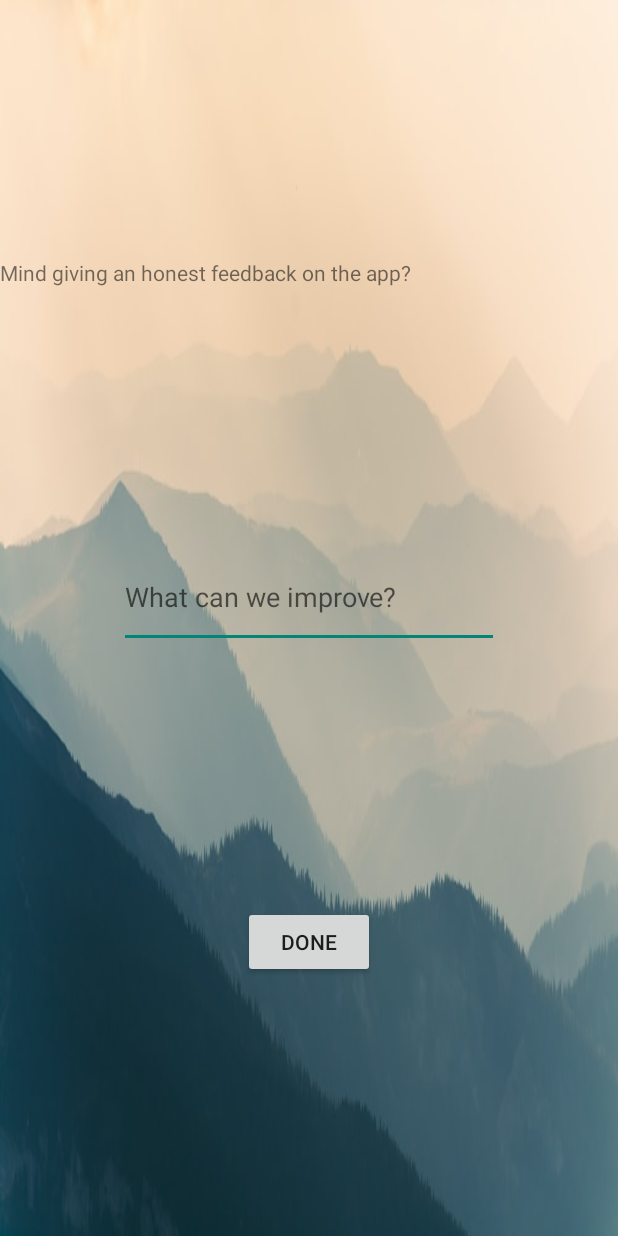
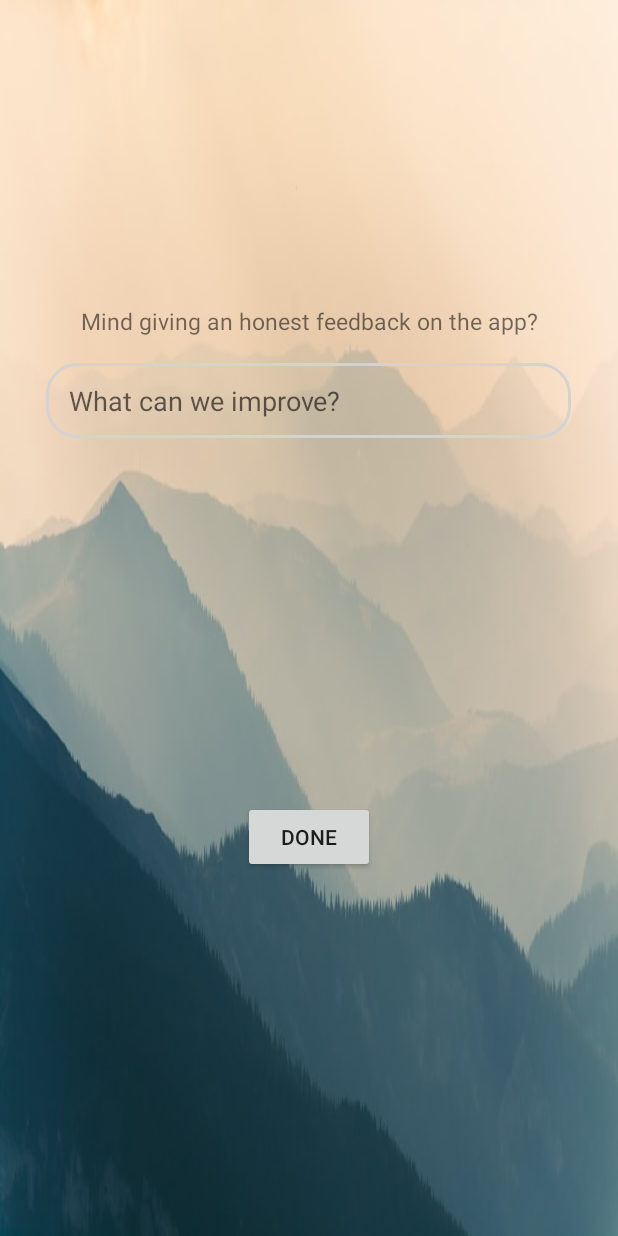
Before and after one commit to iamnotryaaaan/EBarterApp, an Android app: the layout activity_feedback.xml on its own in the app's theme, with its tools: preview values and no code run, on a phone screen of 412 x 824 dp. Run offline under Robolectric (Android 15) with nearby library versions, the phone set to English and light mode, and no system bars.

Commit message:
feedback fixed

```diff
--- a/app/src/main/res/layout/activity_feedback.xml
+++ b/app/src/main/res/layout/activity_feedback.xml
@@ -8,32 +8,38 @@
 
     <EditText
         android:id="@+id/editTextTextPersonName2"
-        android:layout_width="253dp"
-        android:layout_height="68dp"
+        android:layout_width="350dp"
+        android:layout_height="50dp"
+        android:background="@drawable/edit_text_bg"
         android:ems="10"
         android:hint="What can we improve?"
         android:inputType="textPersonName"
-        app:layout_constraintTop_toBottomOf="@id/textView12"
-        app:layout_constraintBottom_toTopOf="@+id/button8"
+        android:paddingLeft="15dp"
+        app:layout_constraintBottom_toTopOf="@id/button8"
         app:layout_constraintEnd_toEndOf="parent"
-        app:layout_constraintStart_toStartOf="parent" />
+        app:layout_constraintHorizontal_bias="0.491"
+        app:layout_constraintStart_toStartOf="parent"
+        app:layout_constraintTop_toBottomOf="@id/editTextTextPersonName2" />
 
     <TextView
         android:id="@+id/textView12"
         android:layout_width="wrap_content"
         android:layout_height="wrap_content"
         android:text="Mind giving an honest feedback on the app?"
+        android:textSize="15dp"
         app:layout_constraintBottom_toTopOf="@+id/editTextTextPersonName2"
+        app:layout_constraintEnd_toEndOf="parent"
+        app:layout_constraintStart_toStartOf="parent"
         app:layout_constraintTop_toTopOf="parent"
-        tools:layout_editor_absoluteX="68dp" />
+        app:layout_constraintVertical_bias="0.921" />
 
     <Button
         android:id="@+id/button8"
         android:layout_width="wrap_content"
         android:layout_height="wrap_content"
         android:text="Done"
-        app:layout_constraintTop_toBottomOf="@id/editTextTextPersonName2"
         app:layout_constraintBottom_toBottomOf="parent"
         app:layout_constraintEnd_toEndOf="parent"
-        app:layout_constraintStart_toStartOf="parent" />
+        app:layout_constraintStart_toStartOf="parent"
+        app:layout_constraintTop_toBottomOf="@+id/editTextTextPersonName2" />
 </androidx.constraintlayout.widget.ConstraintLayout>
--- a/app/src/main/res/layout/activity_rate.xml
+++ b/app/src/main/res/layout/activity_rate.xml
@@ -32,8 +32,10 @@
         android:layout_width="wrap_content"
         android:layout_height="wrap_content"
         android:text="Done"
-        tools:layout_editor_absoluteX="161dp"
-        tools:layout_editor_absoluteY="416dp" />
+        app:layout_constraintTop_toBottomOf="@id/textView17"
+        app:layout_constraintBottom_toBottomOf="parent"
+        app:layout_constraintEnd_toEndOf="parent"
+        app:layout_constraintStart_toStartOf="parent" />
 
     <TextView
         android:id="@+id/textView13"
```
